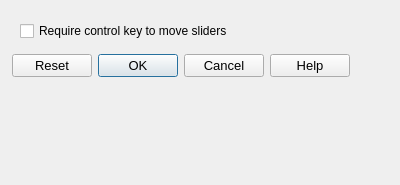
rockowitz/ddcui, file src/option_dialogs/user_interface_options_dialog.ui: the form before one commit.
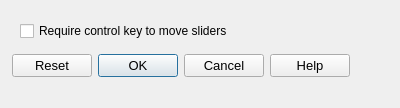
The form after the commit.

Commit message: user_interface_options.ui - reduce dialog box height

```diff
--- a/src/option_dialogs/user_interface_options_dialog.ui
+++ b/src/option_dialogs/user_interface_options_dialog.ui
@@ -10,7 +10,7 @@
     <x>0</x>
     <y>0</y>
     <width>400</width>
-    <height>185</height>
+    <height>108</height>
    </rect>
   </property>
   <property name="windowTitle">
```
